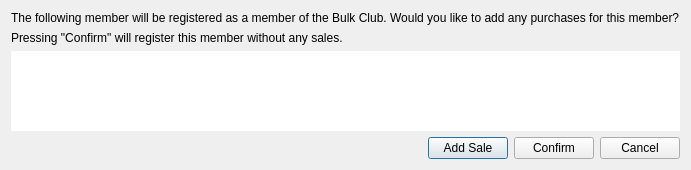
First picture: the form in BulkClub/addmemberpopup.ui, repository josharaedwards/CS1C-Project-2, before the edit.
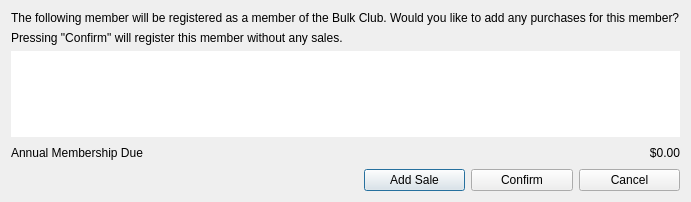
Second picture: the form after the edit.

```diff
--- a/BulkClub/addmemberpopup.ui
+++ b/BulkClub/addmemberpopup.ui
@@ -10,7 +10,7 @@
     <x>0</x>
     <y>0</y>
     <width>644</width>
-    <height>170</height>
+    <height>202</height>
    </rect>
   </property>
   <property name="windowTitle">
@@ -20,48 +20,42 @@
    <bool>true</bool>
   </property>
   <layout class="QGridLayout" name="gridLayout">
-   <item row="3" column="2">
+   <item row="5" column="3">
     <widget class="QPushButton" name="addSaleButton">
      <property name="text">
       <string>Add Sale</string>
      </property>
     </widget>
    </item>
-   <item row="3" column="4">
+   <item row="1" column="0" colspan="6">
+    <widget class="QLabel" name="label_2">
+     <property name="text">
+      <string>Pressing &quot;Confirm&quot; will register this member without any sales.</string>
+     </property>
+    </widget>
+   </item>
+   <item row="5" column="5">
     <widget class="QPushButton" name="cancelAddButton">
      <property name="text">
       <string>Cancel</string>
      </property>
     </widget>
    </item>
-   <item row="0" column="0" colspan="5">
+   <item row="0" column="0" colspan="6">
     <widget class="QLabel" name="label">
      <property name="text">
       <string>The following member will be registered as a member of the Bulk Club. Would you like to add any purchases for this member?</string>
      </property>
     </widget>
    </item>
-   <item row="3" column="3">
+   <item row="5" column="4">
     <widget class="QPushButton" name="confirmAddButton">
      <property name="text">
       <string>Confirm</string>
      </property>
     </widget>
    </item>
-   <item row="3" column="1">
-    <spacer name="horizontalSpacer">
-     <property name="orientation">
-      <enum>Qt::Horizontal</enum>
-     </property>
-     <property name="sizeHint" stdset="0">
-      <size>
-       <width>40</width>
-       <height>20</height>
-      </size>
-     </property>
-    </spacer>
-   </item>
-   <item row="2" column="0" colspan="5">
+   <item row="2" column="0" colspan="6">
     <widget class="QTableView" name="addMemView">
      <property name="frameShape">
       <enum>QFrame::NoFrame</enum>
@@ -83,10 +77,49 @@
      </attribute>
     </widget>
    </item>
-   <item row="1" column="0" colspan="5">
-    <widget class="QLabel" name="label_2">
+   <item row="5" column="0" colspan="3">
+    <spacer name="horizontalSpacer">
+     <property name="orientation">
+      <enum>Qt::Horizontal</enum>
+     </property>
+     <property name="sizeType">
+      <enum>QSizePolicy::Fixed</enum>
+     </property>
+     <property name="sizeHint" stdset="0">
+      <size>
+       <width>300</width>
+       <height>20</height>
+      </size>
+     </property>
+    </spacer>
+   </item>
+   <item row="4" column="0">
+    <widget class="QLabel" name="label_3">
      <property name="text">
-      <string>Pressing &quot;Confirm&quot; will register this member without any sales.</string>
+      <string>Annual Membership Due</string>
+     </property>
+    </widget>
+   </item>
+   <item row="4" column="1" colspan="4">
+    <spacer name="horizontalSpacer_2">
+     <property name="orientation">
+      <enum>Qt::Horizontal</enum>
+     </property>
+     <property name="sizeHint" stdset="0">
+      <size>
+       <width>40</width>
+       <height>20</height>
+      </size>
+     </property>
+    </spacer>
+   </item>
+   <item row="4" column="5">
+    <widget class="QLabel" name="dueLabel">
+     <property name="text">
+      <string>$0.00</string>
+     </property>
+     <property name="alignment">
+      <set>Qt::AlignRight|Qt::AlignTrailing|Qt::AlignVCenter</set>
      </property>
     </widget>
    </item>
```
